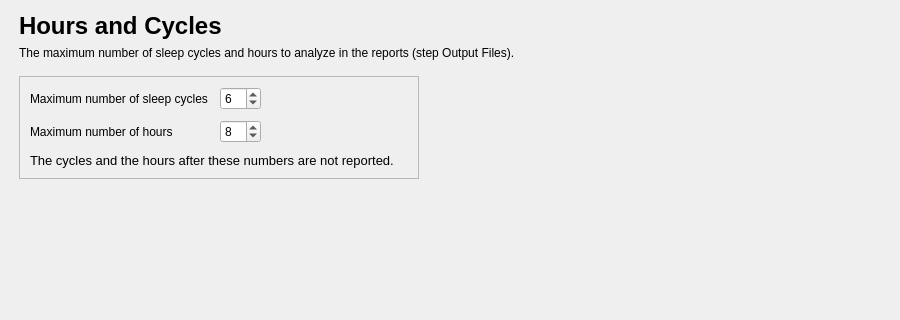
This is tools/CEAMSTools/SpindleDetectionA7/HoursCyclesStep/Ui_HoursCyclesStep.ui in SnoozToolbox/snooz-package-ceams as Qt 5 draws it before an edit; both pictures show x 0 to 900 and y 0 to 320 of the 900 by 700 pixel window. The edited form follows.
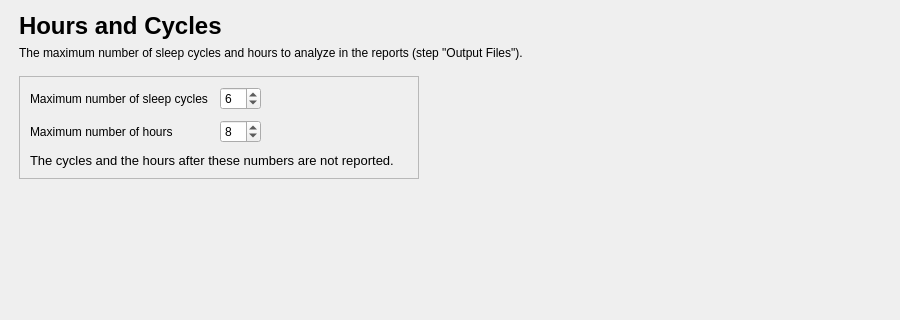
This is the edited form.

What changed in the file:
```diff
--- a/tools/CEAMSTools/SpindleDetectionA7/HoursCyclesStep/Ui_HoursCyclesStep.ui
+++ b/tools/CEAMSTools/SpindleDetectionA7/HoursCyclesStep/Ui_HoursCyclesStep.ui
@@ -85,7 +85,7 @@
           <item>
            <widget class="QLabel" name="subtitle_label">
             <property name="text">
-             <string>The maximum number of sleep cycles and hours to analyze in the reports (step Output Files).</string>
+             <string>The maximum number of sleep cycles and hours to analyze in the reports (step "Output Files").</string>
             </property>
             <property name="wordWrap">
              <bool>true</bool>
```
